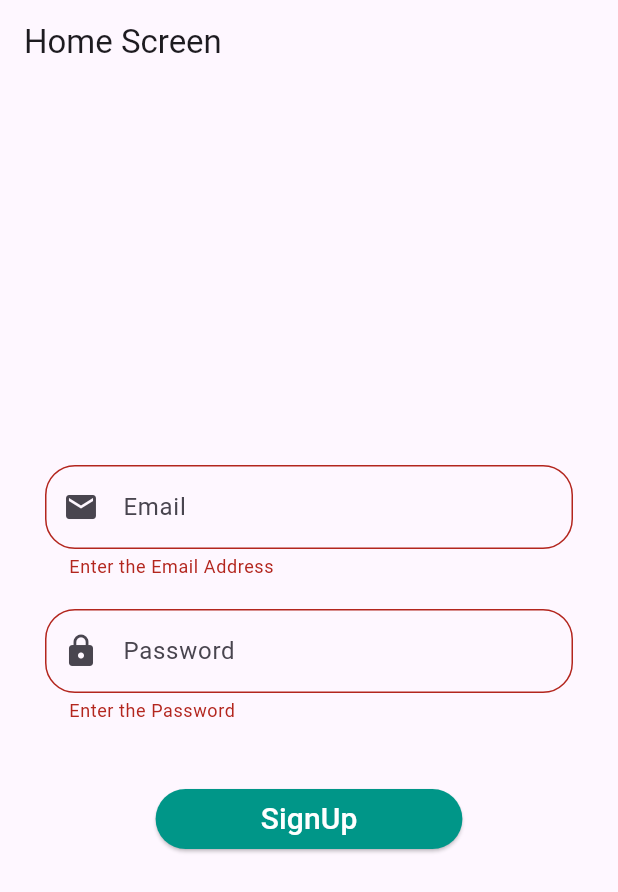
After one commit to saqibcheema/flutter-firebase, a Flutter app: the screen it shows after launch, after a tap on "SignUp", on a phone screen of 412 x 824 dp. The commit adds this screen. Shown: the top 892 px of the screen. Run offline on Flutter 3.47's test engine with Material 3 defaults, Android fonts, the phone set to English and light mode, and no system bars; our stand-ins replace firebase_auth, firebase_core, fluttertoast; accounts and stored records are empty.

Commit message:
Sign in and Signup Code

```diff
--- a/Firebase_Auth/firebase_auth_example/lib/Screens/home_screen.dart
+++ b/Firebase_Auth/firebase_auth_example/lib/Screens/home_screen.dart
@@ -1,5 +1,4 @@
 import 'package:flutter/material.dart';
-
 
 class HomeScreen extends StatelessWidget {
   const HomeScreen({super.key});
@@ -8,10 +7,11 @@ class HomeScreen extends StatelessWidget {
   Widget build(BuildContext context) {
     return Scaffold(
       appBar: AppBar(
-        title: Text("Home Screen"),
+        title: Text('Home Screen'),
+        backgroundColor: Colors.teal,
       ),
       body: Center(
-        child: Text('Welcome to home screen'),
+        child: Text('Home Screen'),
       ),
     );
   }
--- /dev/null
+++ b/Firebase_Auth/firebase_auth_example/lib/Screens/signIn_screen.dart
@@ -0,0 +1,115 @@
+import 'package:firebase_auth/firebase_auth.dart';
+import 'package:flutter/material.dart';
+import '../Utils/utils.dart';
+import '../widgets/login_signup_button.dart';
+
+
+class SignInScreen extends StatefulWidget {
+  const SignInScreen({super.key});
+
+  @override
+  State<SignInScreen> createState() => _SignInScreenState();
+}
+
+class _SignInScreenState extends State<SignInScreen> {
+  final TextEditingController _emailController = TextEditingController();
+  final TextEditingController _passwordController = TextEditingController();
+  final _formKey = GlobalKey<FormState>();
+
+  void signIn() async{
+    String email = _emailController.text.trim();
+    String password = _passwordController.text.trim();
+
+
+    FirebaseAuth.instance.createUserWithEmailAndPassword(
+        email: email,
+        password: password
+    ).then((onValue){
+      Navigator.pushNamed(context, '/LogIn');
+    }).onError((e,stackTrace){
+      final String message;
+      if(e is FirebaseAuthException){
+        if (e.code == "user-not-found") {
+          message = "No user found for that email";
+        } else if (e.code == "wrong-password") {
+          message = "Wrong password provided for that user";
+        } else {
+          message = "Something went wrong ${e.toString()}";
+        }
+        Utils().toastMessage(message);
+      }else{
+        message = "UnKnown Error ${e.toString()}";
+        Utils().toastMessage(message);
+      }
+    });
+  }
+  @override
+  Widget build(BuildContext context) {
+    return Scaffold(
+      appBar: AppBar(
+        title: Text("Home Screen"),
+      ),
+      body: Padding(
+        padding: const EdgeInsets.all(30.0),
+        child: Form(
+          key: _formKey,
+          child: Column(
+            mainAxisAlignment: MainAxisAlignment.center,
+            children: [
+              TextFormField(
+                controller: _emailController,
+                decoration: InputDecoration(
+                    hintText: 'Email',
+                    prefixIcon: Icon(Icons.email),
+                    border: OutlineInputBorder(
+                      borderRadius: BorderRadius.circular(20),
+                    )
+                ),
+                validator: (value){
+                  final emailRegex = RegExp(r'^[\w-\.]+@([\w-]+\.)+[\w-]{2,4}$');
+                  if(value==null || value.isEmpty){
+                    return "Enter the Email Address";
+                  }else if (!emailRegex.hasMatch(value)) {
+                    return 'Enter a valid email address';
+                  }
+
+
+                  return null;
+                },
+              ),
+              SizedBox(height: 20,),
+              TextFormField(
+                controller: _passwordController,
+                decoration: InputDecoration(
+                    hintText: 'Password',
+                    prefixIcon: Icon(Icons.lock),
+                    border: OutlineInputBorder(
+                      borderRadius: BorderRadius.circular(20),
+                    )
+                ),
+                validator: (value){
+                  if(value==null || value.isEmpty){
+                    return "Enter the Password";
+                  }else if(value.length < 6){
+                    return "Password length should be greater than 6";
+                  }else if (!RegExp(r'[A-Z]').hasMatch(value)) {
+                    return "Include at least one uppercase letter";
+                  }else if(!RegExp(r'[0-9]').hasMatch(value)){
+                    return "Include at least one number";
+                  }
+                  return null;
+                },
+              ),
+              SizedBox(height: 40,),
+              FormButton(title: 'SignUp', onPressed: (){
+                if(_formKey.currentState!.validate()){
+                  signIn();
+                }
+              },)
+            ],
+          ),
+        ),
+      ),
+    );
+  }
+}
--- a/Firebase_Auth/firebase_auth_example/lib/main.dart
+++ b/Firebase_Auth/firebase_auth_example/lib/main.dart
@@ -2,6 +2,7 @@ import 'package:firebase_core/firebase_core.dart';
 import 'package:flutter/material.dart';
 
 import 'Screens/home_screen.dart';
+import 'Screens/signIn_screen.dart';
 import 'Screens/login_screen.dart';
 import 'firebase_options.dart';
 
@@ -16,14 +17,14 @@ void main() async {
 class MyApp extends StatelessWidget {
   const MyApp({super.key});
 
-  // This widget is the root of your application.
   @override
   Widget build(BuildContext context) {
     return MaterialApp(
       debugShowCheckedModeBanner: false,
       routes: {
-        '/' : (context) => LoginScreen(),
-        '/home' : (context) => HomeScreen(),
+        '/' : (context) => SignInScreen(),
+        '/LogIn' : (context) => LoginScreen(),
+        '/Home' : (context) => HomeScreen(),
       },
       initialRoute: '/',
     );
--- a/Firebase_Auth/firebase_auth_example/lib/widgets/login_signup_button.dart
+++ b/Firebase_Auth/firebase_auth_example/lib/widgets/login_signup_button.dart
@@ -15,7 +15,7 @@ class FormButton extends StatelessWidget {
   @override
   Widget build(BuildContext context) {
     return ElevatedButton(
-      onPressed: () {},
+      onPressed: onPressed,
       style: ElevatedButton.styleFrom(
         backgroundColor: Colors.teal,
         shape: RoundedRectangleBorder(
--- a/Firebase_Auth/firebase_auth_example/pubspec.yaml
+++ b/Firebase_Auth/firebase_auth_example/pubspec.yaml
@@ -36,6 +36,7 @@ dependencies:
   cupertino_icons: ^1.0.8
   firebase_core: ^4.1.1
   firebase_auth: ^6.1.0
+  fluttertoast: ^9.0.0
 
 dev_dependencies:
   flutter_test:
```
Also changed, not shown: Firebase_Auth/firebase_auth_example/lib/Screens/login_screen.dart (+44 -13 lines), Firebase_Auth/firebase_auth_example/lib/Utils/utils.dart (added, +18 -0 lines), Firebase_Auth/firebase_auth_example/firebase.json, Firebase_Auth/firebase_auth_example/lib/firebase_options.dart, Firebase_Auth/firebase_auth_example/pubspec.lock, 1 other file.
